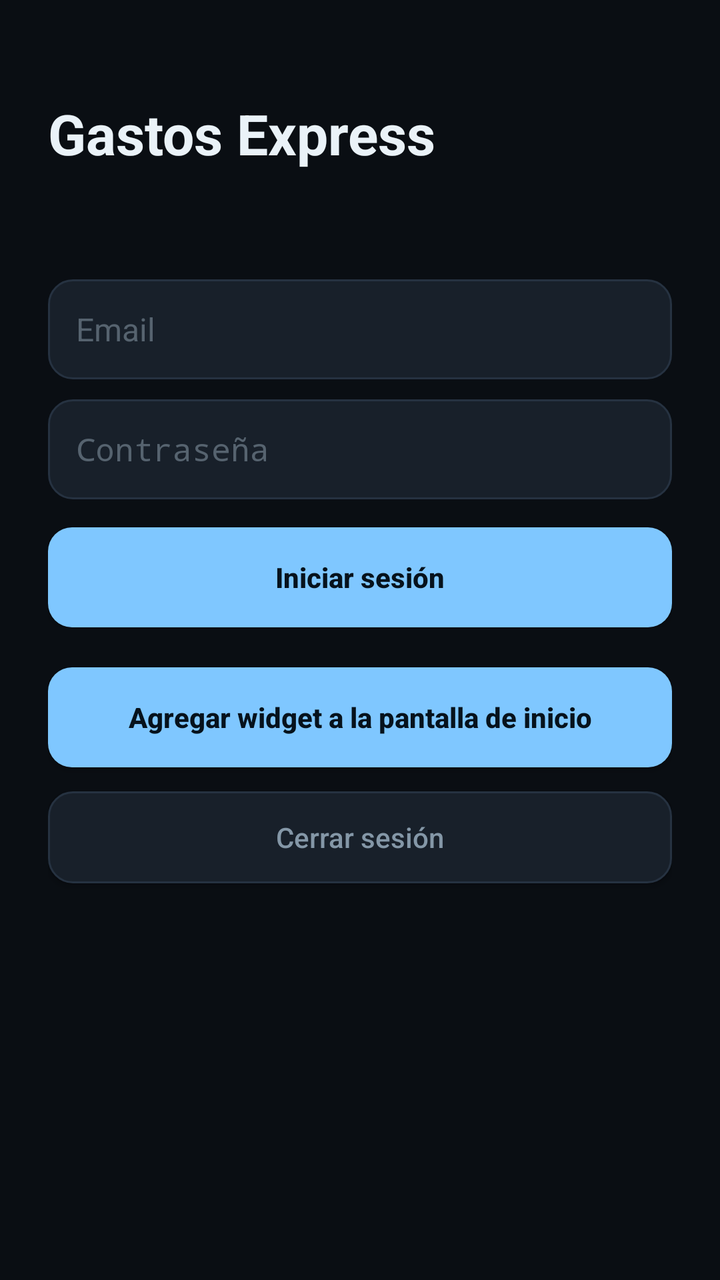
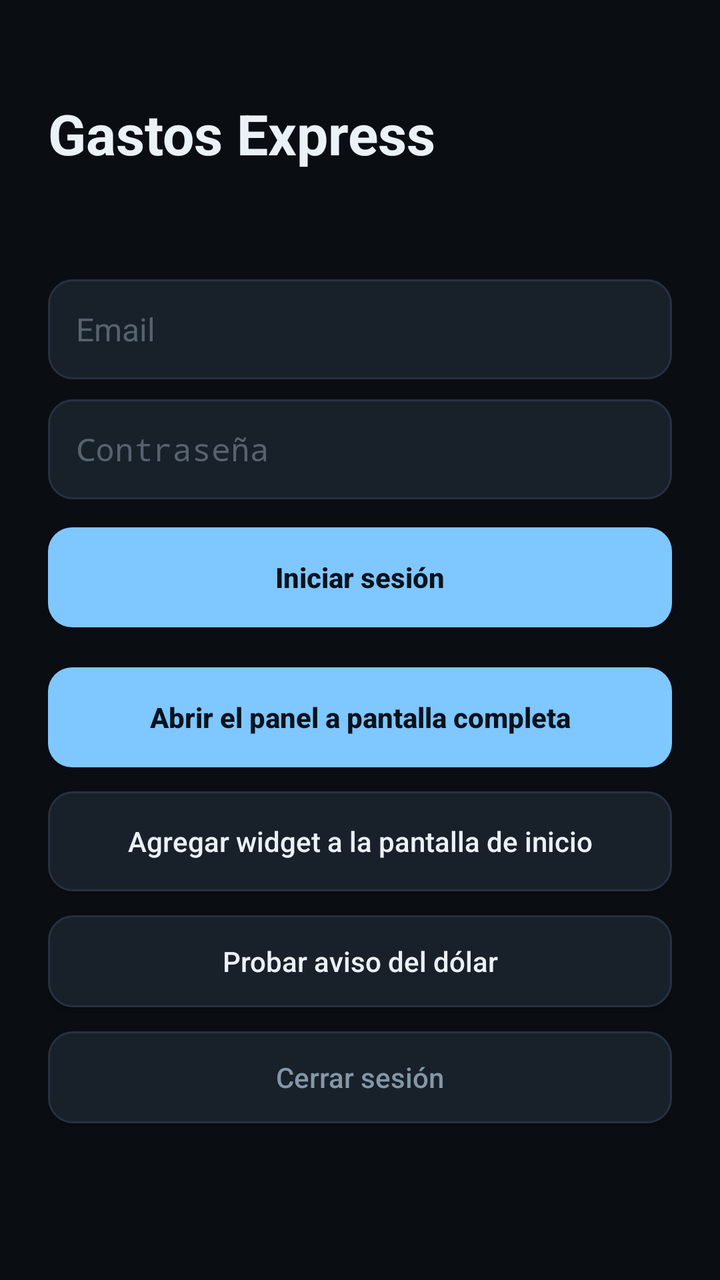

The first picture is an Android layout as it rendered before a commit; the second is the same layout after the commit. The layout source and the unified diff follow.
<!-- AndroidManifest.xml: application theme AppTheme -->
<!-- res/layout/activity_main.xml -->
<?xml version="1.0" encoding="utf-8"?>
<ScrollView xmlns:android="http://schemas.android.com/apk/res/android"
    android:layout_width="match_parent"
    android:layout_height="match_parent"
    android:background="#0A0E13"
    android:fillViewport="true">

    <LinearLayout
        android:layout_width="match_parent"
        android:layout_height="wrap_content"
        android:orientation="vertical"
        android:padding="24dp">

        <TextView
            android:layout_width="wrap_content"
            android:layout_height="wrap_content"
            android:layout_marginTop="24dp"
            android:text="Gastos Express"
            android:textColor="#EAF2F8"
            android:textSize="28sp"
            android:textStyle="bold" />

        <TextView
            android:id="@+id/txt_estado"
            android:layout_width="match_parent"
            android:layout_height="wrap_content"
            android:layout_marginTop="8dp"
            android:lineSpacingExtra="3dp"
            android:textColor="#8497A7"
            android:textSize="15sp" />

        <LinearLayout
            android:id="@+id/form_login"
            android:layout_width="match_parent"
            android:layout_height="wrap_content"
            android:layout_marginTop="16dp"
            android:orientation="vertical">

            <EditText
                android:id="@+id/in_email"
                style="@style/Campo"
                android:hint="Email"
                android:inputType="textEmailAddress"
                android:maxLines="1" />

            <EditText
                android:id="@+id/in_pass"
                style="@style/Campo"
                android:hint="Contraseña"
                android:inputType="textPassword"
                android:maxLines="1" />

            <Button
                android:id="@+id/btn_login"
                android:layout_width="match_parent"
                android:layout_height="50dp"
                android:layout_marginTop="14dp"
                android:background="@drawable/btn_accent"
                android:text="Iniciar sesión"
                android:textAllCaps="false"
                android:textColor="#06121C"
                android:textStyle="bold" />
        </LinearLayout>

        <Button
            android:id="@+id/btn_widget"
            android:layout_width="match_parent"
            android:layout_height="50dp"
            android:layout_marginTop="20dp"
            android:background="@drawable/btn_accent"
            android:text="Agregar widget a la pantalla de inicio"
            android:textAllCaps="false"
            android:textColor="#06121C"
            android:textStyle="bold" />

        <Button
            android:id="@+id/btn_logout"
            android:layout_width="match_parent"
            android:layout_height="46dp"
            android:layout_marginTop="12dp"
            android:background="@drawable/bg_input"
            android:text="Cerrar sesión"
            android:textAllCaps="false"
            android:textColor="#8497A7" />
    </LinearLayout>
</ScrollView>
<!-- resources referenced by this layout -->
<resources>
  <!-- drawable bg_input (drawable) -->
  <?xml version="1.0" encoding="utf-8"?>
  <shape xmlns:android="http://schemas.android.com/apk/res/android" android:shape="rectangle">
      <solid android:color="#18202A" />
      <corners android:radius="12dp" />
      <stroke android:width="1dp" android:color="#263241" />
  </shape>
  <!-- drawable btn_accent (drawable) -->
  <?xml version="1.0" encoding="utf-8"?>
  <shape xmlns:android="http://schemas.android.com/apk/res/android" android:shape="rectangle">
      <solid android:color="#7FC7FF" />
      <corners android:radius="12dp" />
  </shape>
  <style name="Campo">
          <item name="android:layout_width">match_parent</item>
          <item name="android:layout_height">50dp</item>
          <item name="android:layout_marginTop">10dp</item>
          <item name="android:background">@drawable/bg_input</item>
          <item name="android:paddingStart">14dp</item>
          <item name="android:paddingEnd">14dp</item>
          <item name="android:textColor">#EAF2F8</item>
          <item name="android:textColorHint">#56636F</item>
          <item name="android:textSize">16sp</item>
      </style>
  <style name="AppTheme" parent="android:Theme.Material.NoActionBar">
          <item name="android:windowBackground">#0A0E13</item>
          <item name="android:statusBarColor">#0A0E13</item>
          <item name="android:navigationBarColor">#0A0E13</item>
      </style>
</resources>

<!-- the commit's change to res/layout/activity_main.xml (unified diff, before → after) -->
@@ -63,15 +63,35 @@
         </LinearLayout>
 
         <Button
-            android:id="@+id/btn_widget"
+            android:id="@+id/btn_panel"
             android:layout_width="match_parent"
             android:layout_height="50dp"
             android:layout_marginTop="20dp"
             android:background="@drawable/btn_accent"
-            android:text="Agregar widget a la pantalla de inicio"
+            android:text="Abrir el panel a pantalla completa"
             android:textAllCaps="false"
             android:textColor="#06121C"
             android:textStyle="bold" />
+
+        <Button
+            android:id="@+id/btn_widget"
+            android:layout_width="match_parent"
+            android:layout_height="50dp"
+            android:layout_marginTop="12dp"
+            android:background="@drawable/bg_input"
+            android:text="Agregar widget a la pantalla de inicio"
+            android:textAllCaps="false"
+            android:textColor="#EAF2F8" />
+
+        <Button
+            android:id="@+id/btn_probar"
+            android:layout_width="match_parent"
+            android:layout_height="46dp"
+            android:layout_marginTop="12dp"
+            android:background="@drawable/bg_input"
+            android:text="Probar aviso del dólar"
+            android:textAllCaps="false"
+            android:textColor="#EAF2F8" />
 
         <Button
             android:id="@+id/btn_logout"
